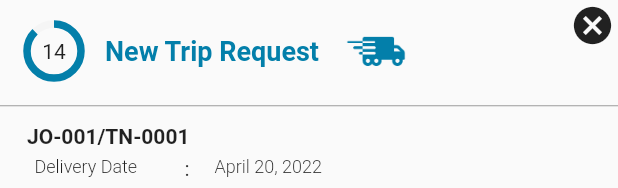
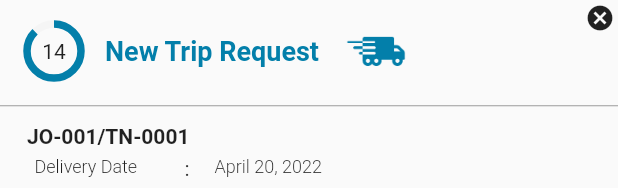
Before and after one commit to RhandallTimtiman/driver_app_v2, a Flutter app: the NewTripRequest widget shown alone on an empty page, opened directly, on a phone screen of 412 x 824 dp. Shown: the top 188 px of the screen. Run offline on Flutter 3.47's test engine with Material 2 defaults, Android fonts, the light colour scheme and no system bars; our stand-ins replace cached_network_image, connectivity, dio, font_awesome_flutter, get, get_storage and 3 more; accounts and stored records are empty; network calls fail.

Commit message:
changed size in new trip request icon

```diff
--- a/lib/app/widgets/new_trip_request.widget.dart
+++ b/lib/app/widgets/new_trip_request.widget.dart
@@ -126,7 +126,7 @@ class _NewTripRequestState extends State<NewTripRequest> {
                     onTap: () => Navigator.pop(context),
                     child: const Icon(
                       Icons.cancel,
-                      size: 30,
+                      size: 20,
                     ),
                   ),
                 ),
```
